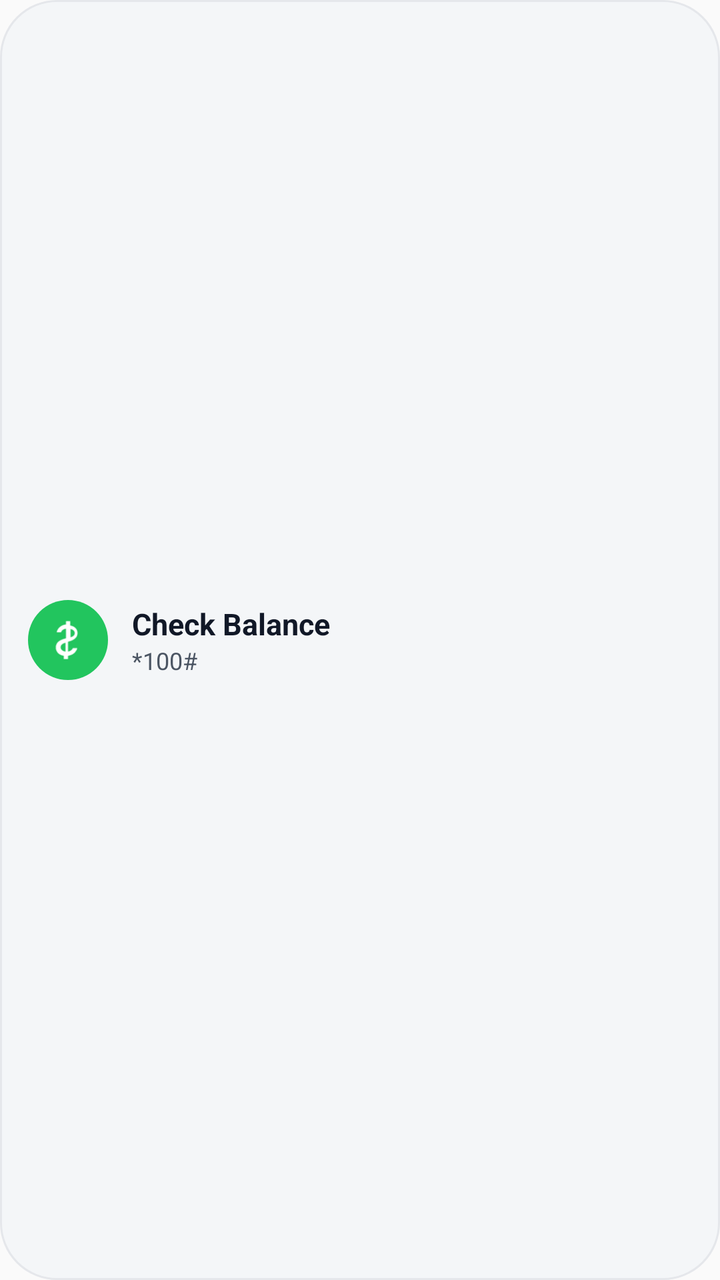
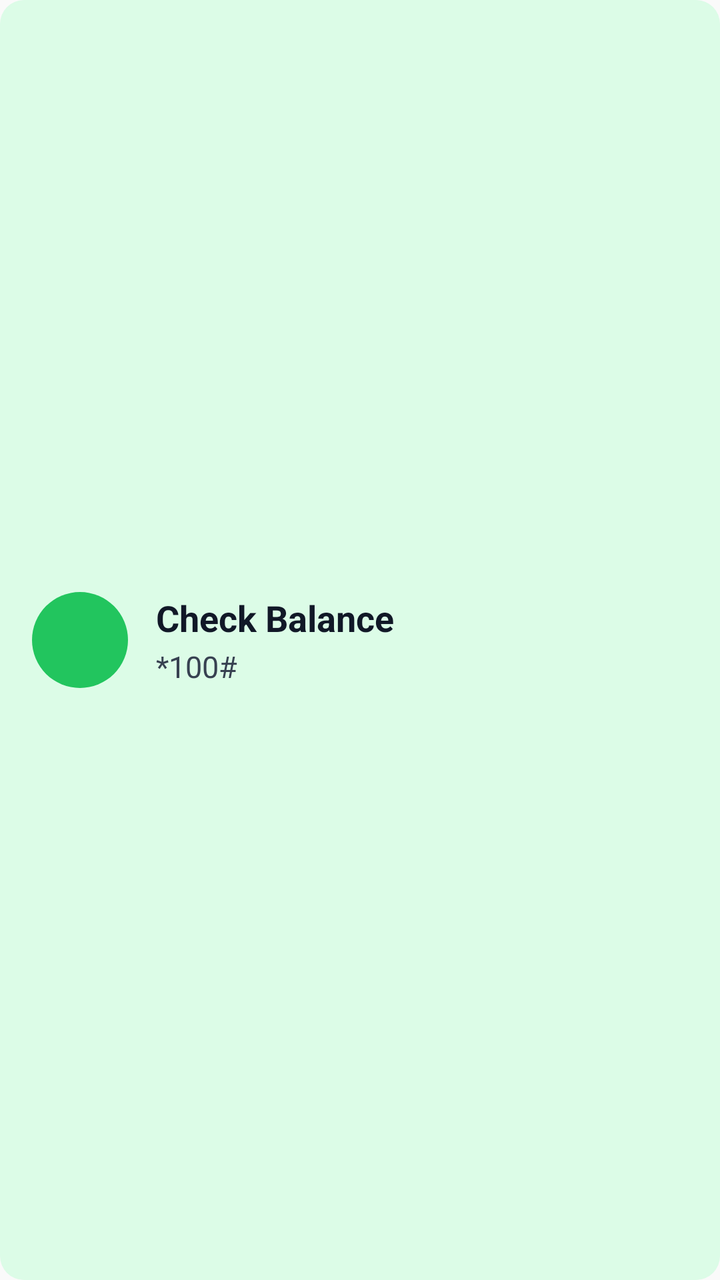

Screens rendered from an Android XML layout before and after an edit, with the pre-edit source and the edit as a unified diff.
<!-- AndroidManifest.xml: application theme Theme.MelaUssdRunner -->
<!-- res/layout/widget_single.xml -->
<?xml version="1.0" encoding="utf-8"?>
<LinearLayout xmlns:android="http://schemas.android.com/apk/res/android"
    android:id="@+id/widget_single_root"
    android:layout_width="match_parent"
    android:layout_height="match_parent"
    android:background="@drawable/widget_card_bg"
    android:gravity="center_vertical"
    android:orientation="horizontal"
    android:padding="14dp">

    <ImageView
        android:id="@+id/widget_single_badge"
        android:layout_width="40dp"
        android:layout_height="40dp"
        android:importantForAccessibility="no"
        android:src="@drawable/widget_badge_balance" />

    <LinearLayout
        android:layout_width="0dp"
        android:layout_height="wrap_content"
        android:layout_marginStart="12dp"
        android:layout_weight="1"
        android:orientation="vertical">

        <TextView
            android:id="@+id/widget_single_name"
            android:layout_width="match_parent"
            android:layout_height="wrap_content"
            android:ellipsize="end"
            android:maxLines="1"
            android:text="Check Balance"
            android:textColor="#111827"
            android:textSize="15sp"
            android:textStyle="bold" />

        <TextView
            android:id="@+id/widget_single_code"
            android:layout_width="match_parent"
            android:layout_height="wrap_content"
            android:ellipsize="end"
            android:maxLines="1"
            android:text="*100#"
            android:textColor="#4B5563"
            android:textSize="12sp" />
    </LinearLayout>
</LinearLayout>
<!-- resources referenced by this layout -->
<resources>
  <!-- drawable widget_badge_balance (drawable) -->
  <?xml version="1.0" encoding="utf-8"?>
  <layer-list xmlns:android="http://schemas.android.com/apk/res/android">
      <item>
          <shape android:shape="oval">
              <solid android:color="#22C55E" />
              <size android:width="32dp" android:height="32dp" />
          </shape>
      </item>
      <item
          android:bottom="7dp"
          android:drawable="@drawable/ic_widget_dollar"
          android:left="7dp"
          android:right="7dp"
          android:top="7dp" />
  </layer-list>
  <!-- drawable widget_card_bg (drawable) -->
  <?xml version="1.0" encoding="utf-8"?>
  <shape xmlns:android="http://schemas.android.com/apk/res/android">
      <solid android:color="#F4F6F8" />
      <corners android:radius="28dp" />
      <stroke
          android:width="1dp"
          android:color="#E5E7EB" />
  </shape>
  <style name="Theme.MelaUssdRunner" parent="android:Theme.Material.Light.NoActionBar">
          <item name="android:statusBarColor">@android:color/transparent</item>
          <item name="android:navigationBarColor">@android:color/transparent</item>
          <item name="android:windowLightStatusBar">true</item>
      </style>
  <!-- drawable ic_widget_dollar (drawable) -->
  <?xml version="1.0" encoding="utf-8"?>
  <vector xmlns:android="http://schemas.android.com/apk/res/android"
      android:width="24dp"
      android:height="24dp"
      android:viewportWidth="24"
      android:viewportHeight="24">
      <path
          android:fillColor="#FFFFFF"
          android:pathData="M11,3h2v2.1c1.9,0.3 3.5,1.5 3.5,3.6 0,2.4 -2,3.5 -4.5,4.1v4.7c1.1,-0.2 2,-0.8 2.3,-1.7h2.1c-0.5,2.1 -2.3,3.4 -4.4,3.7V21h-2v-1.5c-2.1,-0.3 -3.8,-1.7 -3.8,-4 0,-2.5 2,-3.6 4.8,-4.3V6.6C9.8,6.8 9,7.4 8.7,8.3H6.6c0.5,-2.1 2.2,-3.4 4.4,-3.7V3zM13.2,10.7c1.3,-0.4 2,-1 2,-1.9 0,-1.1 -0.9,-1.8 -2,-2v3.9zM10.8,13.3c-1.5,0.4 -2.3,1.1 -2.3,2.1 0,1.2 1,1.9 2.3,2.1v-4.2z" />
  </vector>
</resources>

<!-- the commit's change to res/layout/widget_single.xml (unified diff, before → after) -->
@@ -3,22 +3,27 @@
     android:id="@+id/widget_single_root"
     android:layout_width="match_parent"
     android:layout_height="match_parent"
-    android:background="@drawable/widget_card_bg"
+    android:layoutDirection="ltr"
+    android:background="@drawable/widget_tile_green"
     android:gravity="center_vertical"
     android:orientation="horizontal"
-    android:padding="14dp">
+    android:paddingStart="16dp"
+    android:paddingTop="12dp"
+    android:paddingEnd="16dp"
+    android:paddingBottom="12dp">
 
     <ImageView
         android:id="@+id/widget_single_badge"
-        android:layout_width="40dp"
-        android:layout_height="40dp"
+        android:layout_width="48dp"
+        android:layout_height="48dp"
         android:importantForAccessibility="no"
-        android:src="@drawable/widget_badge_balance" />
+        android:scaleType="fitCenter"
+        android:src="@drawable/widget_dot_green" />
 
     <LinearLayout
         android:layout_width="0dp"
         android:layout_height="wrap_content"
-        android:layout_marginStart="12dp"
+        android:layout_marginStart="14dp"
         android:layout_weight="1"
         android:orientation="vertical">
 
@@ -27,20 +32,21 @@
             android:layout_width="match_parent"
             android:layout_height="wrap_content"
             android:ellipsize="end"
-            android:maxLines="1"
+            android:maxLines="2"
             android:text="Check Balance"
             android:textColor="#111827"
-            android:textSize="15sp"
+            android:textSize="18sp"
             android:textStyle="bold" />
 
         <TextView
             android:id="@+id/widget_single_code"
             android:layout_width="match_parent"
             android:layout_height="wrap_content"
+            android:layout_marginTop="2dp"
             android:ellipsize="end"
             android:maxLines="1"
             android:text="*100#"
-            android:textColor="#4B5563"
-            android:textSize="12sp" />
+            android:textColor="#374151"
+            android:textSize="15sp" />
     </LinearLayout>
 </LinearLayout>
<!-- resource entries referenced after the edit -->
@@ -1,45 +1,21 @@
 <!-- resources referenced by this layout -->
 <resources>
-  <!-- drawable widget_badge_balance (drawable) -->
+  <!-- drawable widget_dot_green (drawable) -->
   <?xml version="1.0" encoding="utf-8"?>
-  <layer-list xmlns:android="http://schemas.android.com/apk/res/android">
-      <item>
-          <shape android:shape="oval">
-              <solid android:color="#22C55E" />
-              <size android:width="32dp" android:height="32dp" />
-          </shape>
-      </item>
-      <item
-          android:bottom="7dp"
-          android:drawable="@drawable/ic_widget_dollar"
-          android:left="7dp"
-          android:right="7dp"
-          android:top="7dp" />
-  </layer-list>
-  <!-- drawable widget_card_bg (drawable) -->
+  <shape xmlns:android="http://schemas.android.com/apk/res/android" android:shape="oval">
+      <solid android:color="#22C55E" />
+      <size android:width="24dp" android:height="24dp" />
+  </shape>
+  <!-- drawable widget_tile_green (drawable) -->
   <?xml version="1.0" encoding="utf-8"?>
   <shape xmlns:android="http://schemas.android.com/apk/res/android">
-      <solid android:color="#F4F6F8" />
-      <corners android:radius="28dp" />
-      <stroke
-          android:width="1dp"
-          android:color="#E5E7EB" />
+      <solid android:color="#DCFCE7" />
+      <corners android:radius="12dp" />
   </shape>
   <style name="Theme.MelaUssdRunner" parent="android:Theme.Material.Light.NoActionBar">
           <item name="android:statusBarColor">@android:color/transparent</item>
           <item name="android:navigationBarColor">@android:color/transparent</item>
           <item name="android:windowLightStatusBar">true</item>
       </style>
-  <!-- drawable ic_widget_dollar (drawable) -->
-  <?xml version="1.0" encoding="utf-8"?>
-  <vector xmlns:android="http://schemas.android.com/apk/res/android"
-      android:width="24dp"
-      android:height="24dp"
-      android:viewportWidth="24"
-      android:viewportHeight="24">
-      <path
-          android:fillColor="#FFFFFF"
-          android:pathData="M11,3h2v2.1c1.9,0.3 3.5,1.5 3.5,3.6 0,2.4 -2,3.5 -4.5,4.1v4.7c1.1,-0.2 2,-0.8 2.3,-1.7h2.1c-0.5,2.1 -2.3,3.4 -4.4,3.7V21h-2v-1.5c-2.1,-0.3 -3.8,-1.7 -3.8,-4 0,-2.5 2,-3.6 4.8,-4.3V6.6C9.8,6.8 9,7.4 8.7,8.3H6.6c0.5,-2.1 2.2,-3.4 4.4,-3.7V3zM13.2,10.7c1.3,-0.4 2,-1 2,-1.9 0,-1.1 -0.9,-1.8 -2,-2v3.9zM10.8,13.3c-1.5,0.4 -2.3,1.1 -2.3,2.1 0,1.2 1,1.9 2.3,2.1v-4.2z" />
-  </vector>
 </resources>
 
